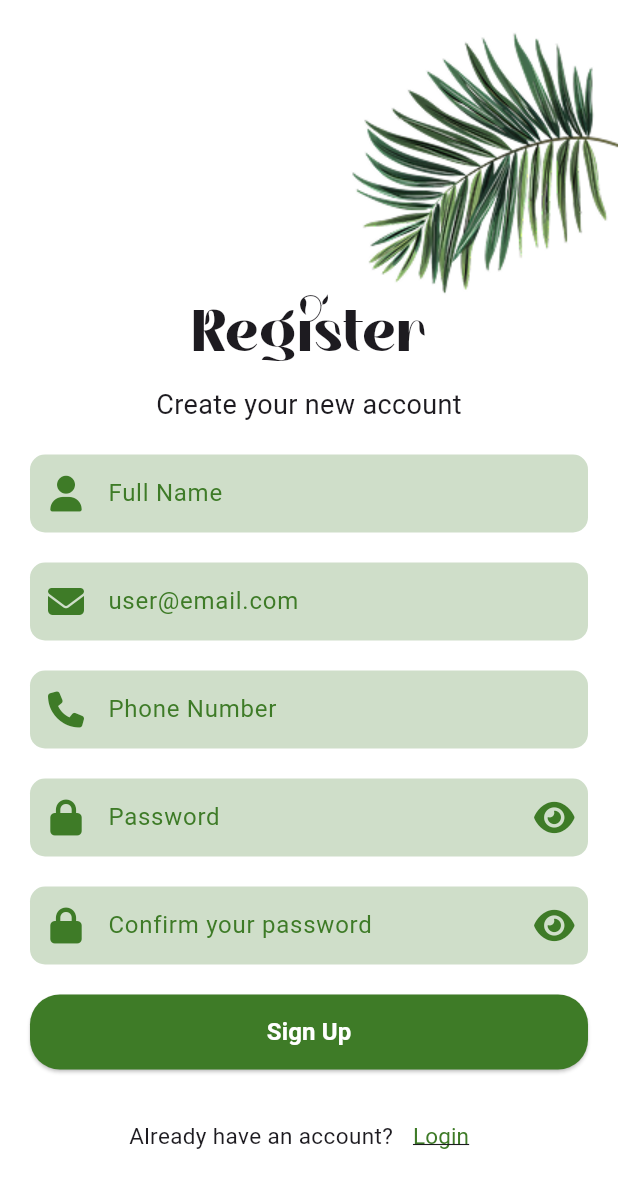
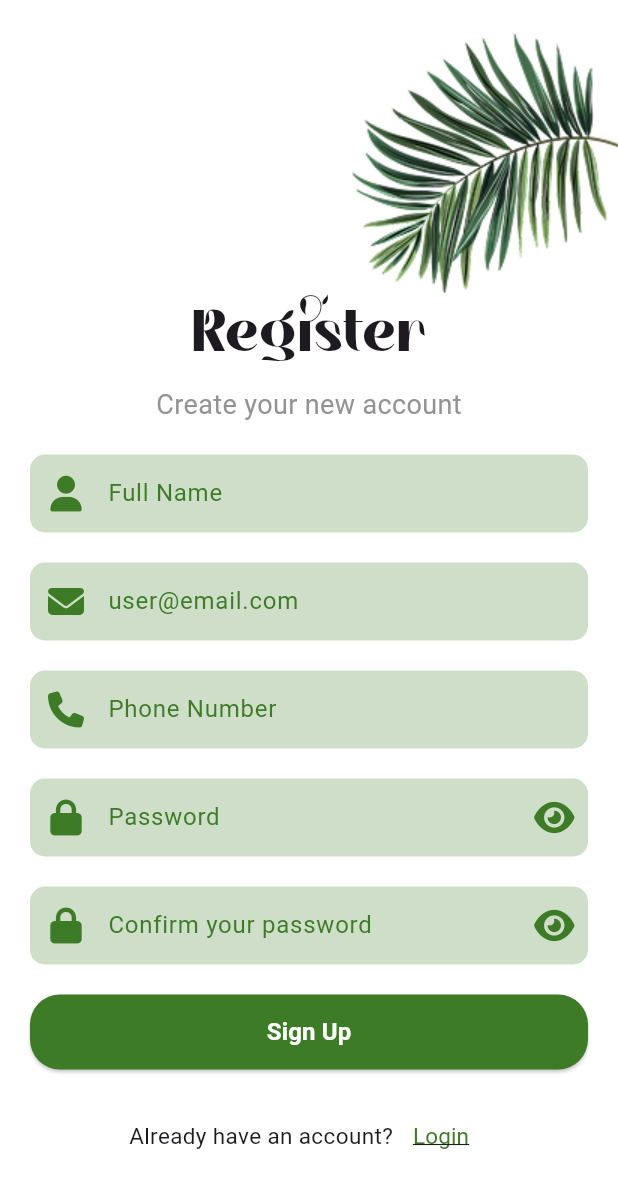
Before and after one commit to EsAm1973/Mazraaty, a Flutter app: the LoginView screen opened by its route, after a tap on "Login", after a tap on "Sign Up", on a phone screen of 412 x 824 dp. Shown: the top 1188 px of the screen. Run offline on Flutter 3.47's test engine with Material 3 defaults, Android fonts, the phone set to English and light mode, and no system bars; our stand-ins replace font_awesome_flutter, go_router, google_fonts, image_picker; Roboto replaces fonts that are missing (Inder).

Commit message:
update the color of text in login and sign up

```diff
--- a/lib/Features/authentication/presentation/views/widgets/login_welcome_message.dart
+++ b/lib/Features/authentication/presentation/views/widgets/login_welcome_message.dart
@@ -14,9 +14,11 @@ class LoginWelcomeMessage extends StatelessWidget {
           style: Styles.textStyle34.copyWith(fontFamily: kfontFamily),
         ),
         const SizedBox(height: 10),
-        const Text(
+        Text(
           'Login to your account',
-          style: Styles.textStyle18,
+          style: Styles.textStyle18.copyWith(
+            color: const Color(0xff939393),
+          ),
         ),
       ],
     );
--- a/lib/Features/authentication/presentation/views/widgets/signup_phone_textfeild.dart
+++ b/lib/Features/authentication/presentation/views/widgets/signup_phone_textfeild.dart
@@ -25,7 +25,7 @@ class SignUpPhoneTextFeild extends StatelessWidget {
         if (!phoneRegExp.hasMatch(value)) {
           return 'Please enter a valid phone number (only digits are allowed)';
         }
-        if (value.length != 10) {
+        if (value.length != 11) {
           return 'Phone number must be 10 digits long';
         }
         return null;
--- a/lib/Features/authentication/presentation/views/widgets/signup_welcome_message.dart
+++ b/lib/Features/authentication/presentation/views/widgets/signup_welcome_message.dart
@@ -14,9 +14,11 @@ class SignUpWelcomeMessage extends StatelessWidget {
           style: Styles.textStyle34.copyWith(fontFamily: kfontFamily),
         ),
         const SizedBox(height: 10),
-        const Text(
+        Text(
           'Create your new account',
-          style: Styles.textStyle18,
+          style: Styles.textStyle18.copyWith(
+            color: const Color(0xff939393),
+          ),
         ),
       ],
     );
```
